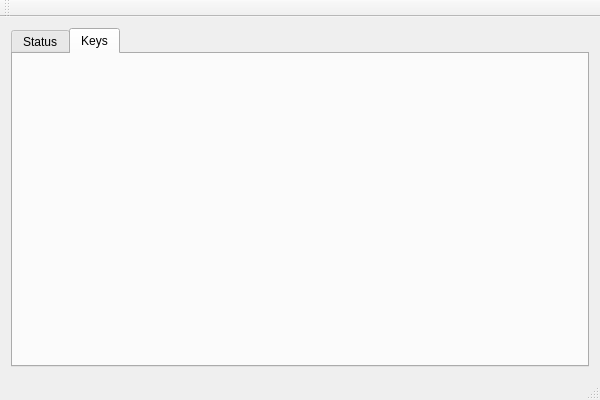
Qt form FlightController/FlightController.ui (dmaone/CommonSense) before a commit.
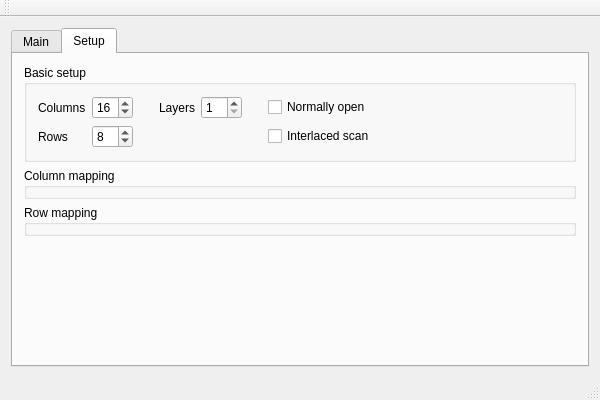
The same form after that commit. The open tabs and pages were chosen to show the change. Custom widgets are drawn as their Qt base class.

Commit message: Unfinished: setup tab.

```diff
--- a/FlightController/FlightController.ui
+++ b/FlightController/FlightController.ui
@@ -14,9 +14,9 @@
    <string>FlightController</string>
   </property>
   <widget class="QWidget" name="centralWidget">
-   <layout class="QVBoxLayout" name="verticalLayout_2">
-    <item>
-     <widget class="QTabWidget" name="tabWidget">
+   <layout class="QGridLayout" name="gridLayout_3">
+    <item row="0" column="0">
+     <widget class="QTabWidget" name="mainPanel">
       <property name="sizePolicy">
        <sizepolicy hsizetype="Expanding" vsizetype="Expanding">
         <horstretch>0</horstretch>
@@ -28,7 +28,7 @@
       </property>
       <widget class="QWidget" name="Status">
        <attribute name="title">
-        <string>Status</string>
+        <string>Main</string>
        </attribute>
        <layout class="QHBoxLayout" name="horizontalLayout">
         <item>
@@ -165,9 +165,162 @@
       </widget>
       <widget class="QWidget" name="Keys">
        <attribute name="title">
-        <string>Keys</string>
+        <string>Setup</string>
        </attribute>
-       <layout class="QVBoxLayout" name="verticalLayout"/>
+       <layout class="QVBoxLayout" name="verticalLayout">
+        <item>
+         <widget class="QGroupBox" name="groupBox">
+          <property name="title">
+           <string>Basic setup</string>
+          </property>
+          <layout class="QGridLayout" name="gridLayout_2">
+           <item row="1" column="0">
+            <widget class="QLabel" name="label_2">
+             <property name="text">
+              <string>Rows</string>
+             </property>
+            </widget>
+           </item>
+           <item row="0" column="6">
+            <widget class="QCheckBox" name="normallyOpen">
+             <property name="text">
+              <string>Normally open</string>
+             </property>
+            </widget>
+           </item>
+           <item row="0" column="5">
+            <spacer name="horizontalSpacer_3">
+             <property name="orientation">
+              <enum>Qt::Horizontal</enum>
+             </property>
+             <property name="sizeType">
+              <enum>QSizePolicy::Fixed</enum>
+             </property>
+             <property name="sizeHint" stdset="0">
+              <size>
+               <width>20</width>
+               <height>20</height>
+              </size>
+             </property>
+            </spacer>
+           </item>
+           <item row="0" column="7">
+            <spacer name="horizontalSpacer">
+             <property name="orientation">
+              <enum>Qt::Horizontal</enum>
+             </property>
+             <property name="sizeHint" stdset="0">
+              <size>
+               <width>40</width>
+               <height>20</height>
+              </size>
+             </property>
+            </spacer>
+           </item>
+           <item row="0" column="3">
+            <widget class="QLabel" name="label_3">
+             <property name="text">
+              <string>Layers</string>
+             </property>
+            </widget>
+           </item>
+           <item row="1" column="1">
+            <widget class="QSpinBox" name="Columns">
+             <property name="minimum">
+              <number>1</number>
+             </property>
+             <property name="maximum">
+              <number>16</number>
+             </property>
+             <property name="value">
+              <number>8</number>
+             </property>
+            </widget>
+           </item>
+           <item row="0" column="2">
+            <spacer name="horizontalSpacer_2">
+             <property name="orientation">
+              <enum>Qt::Horizontal</enum>
+             </property>
+             <property name="sizeType">
+              <enum>QSizePolicy::Fixed</enum>
+             </property>
+             <property name="sizeHint" stdset="0">
+              <size>
+               <width>20</width>
+               <height>20</height>
+              </size>
+             </property>
+            </spacer>
+           </item>
+           <item row="0" column="0">
+            <widget class="QLabel" name="label">
+             <property name="text">
+              <string>Columns</string>
+             </property>
+            </widget>
+           </item>
+           <item row="0" column="4">
+            <widget class="QSpinBox" name="Layers">
+             <property name="minimum">
+              <number>1</number>
+             </property>
+             <property name="maximum">
+              <number>32</number>
+             </property>
+            </widget>
+           </item>
+           <item row="0" column="1">
+            <widget class="QSpinBox" name="Rows">
+             <property name="minimum">
+              <number>1</number>
+             </property>
+             <property name="maximum">
+              <number>32</number>
+             </property>
+             <property name="value">
+              <number>16</number>
+             </property>
+            </widget>
+           </item>
+           <item row="1" column="6">
+            <widget class="QCheckBox" name="InterlacedScan">
+             <property name="text">
+              <string>Interlaced scan</string>
+             </property>
+            </widget>
+           </item>
+          </layout>
+         </widget>
+        </item>
+        <item>
+         <widget class="QGroupBox" name="ColumnMapping">
+          <property name="title">
+           <string>Column mapping</string>
+          </property>
+         </widget>
+        </item>
+        <item>
+         <widget class="QGroupBox" name="RowMapping">
+          <property name="title">
+           <string>Row mapping</string>
+          </property>
+         </widget>
+        </item>
+        <item>
+         <spacer name="verticalSpacer_4">
+          <property name="orientation">
+           <enum>Qt::Vertical</enum>
+          </property>
+          <property name="sizeHint" stdset="0">
+           <size>
+            <width>20</width>
+            <height>40</height>
+           </size>
+          </property>
+         </spacer>
+        </item>
+       </layout>
       </widget>
      </widget>
     </item>
```
Left out of the diff: 129 changed lines with no effect on the pictures. The commit also changes 4 other files.
